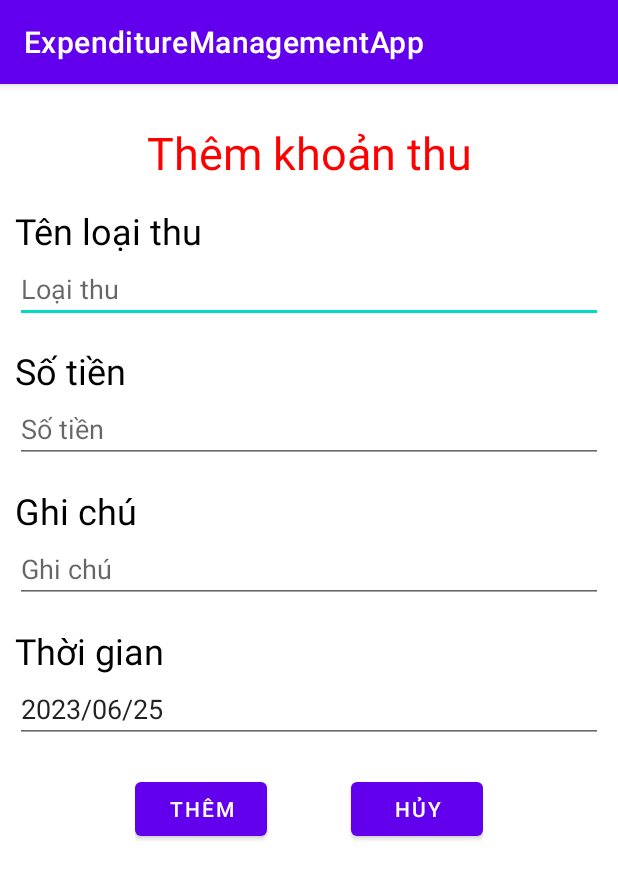
After one commit to cleverlyisme/ExpenditureManagementApp, an Android app: the AddRenevueActivity screen opened directly, with no data from a screen before it, on a phone screen of 412 x 824 dp. The commit adds this screen. Shown: the top 879 px of the screen. Run offline under Robolectric (Android 15) with nearby library versions, the phone set to English and light mode, and no system bars.

Commit message:
khoản thu

```diff
--- a/app/src/main/AndroidManifest.xml
+++ b/app/src/main/AndroidManifest.xml
@@ -13,6 +13,9 @@
         android:theme="@style/Theme.ExpenditureManagementApp"
         tools:targetApi="31">
         <activity
+            android:name=".ui.renevue.AddRenevueActivity"
+            android:exported="false" />
+        <activity
             android:name=".MainActivity"
             android:exported="true"
             android:label="@string/app_name"
--- a/app/src/main/java/com/example/expendituremanagementapp/model/RenevueType.java
+++ b/app/src/main/java/com/example/expendituremanagementapp/model/RenevueType.java
@@ -15,6 +15,10 @@ public class RenevueType {
 
     public RenevueType(int id, int userId, String name) {
         this.id = id;
+        this.userId = userId;
+        this.name = name;
+    }
+    public RenevueType(String name, int userId) {
         this.userId = userId;
         this.name = name;
     }
--- /dev/null
+++ b/app/src/main/java/com/example/expendituremanagementapp/ui/renevue/AddRenevueActivity.java
@@ -0,0 +1,127 @@
+package com.example.expendituremanagementapp.ui.renevue;
+
+import androidx.appcompat.app.AppCompatActivity;
+
+import android.app.DatePickerDialog;
+import android.database.Cursor;
+import android.os.Bundle;
+import android.view.View;
+import android.widget.ArrayAdapter;
+import android.widget.AutoCompleteTextView;
+import android.widget.Button;
+import android.widget.DatePicker;
+import android.widget.EditText;
+import android.widget.Toast;
+
+import com.example.expendituremanagementapp.R;
+import com.example.expendituremanagementapp.database.DatabaseHelper;
+import com.example.expendituremanagementapp.model.Renevue;
+
+import java.text.SimpleDateFormat;
+import java.time.LocalDate;
+import java.time.format.DateTimeFormatter;
+import java.util.ArrayList;
+import java.util.Arrays;
+import java.util.Calendar;
+import java.util.List;
+import java.util.Locale;
+
+public class AddRenevueActivity extends AppCompatActivity {
+    private DatabaseHelper database;
+    private AutoCompleteTextView auto_name;
+    private EditText edtPrice, edtNote, edtDate;
+    private Button btnAdd, btnCancel;
+
+    @Override
+    protected void onCreate(Bundle savedInstanceState) {
+        super.onCreate(savedInstanceState);
+        setContentView(R.layout.activity_add_renevue);
+
+        auto_name = findViewById(R.id.auto_renevue_add_name);
+        edtPrice = findViewById(R.id.edt_renevue_add_price);
+        edtNote = findViewById(R.id.edt_renevue_add_note);
+        edtDate = findViewById(R.id.edt_renevue_add_date);
+
+        btnAdd = findViewById(R.id.btn_renevue_add);
+        btnCancel = findViewById(R.id.btn_renevue_add_cancel);
+
+        database = new DatabaseHelper(this);
+        //Hiện tên
+        ArrayAdapter<String> adapter = new ArrayAdapter<String>(this, android.R.layout.simple_dropdown_item_1line, options());
+        auto_name.setAdapter(adapter);
+        auto_name.setOnClickListener(new View.OnClickListener() {
+            @Override
+            public void onClick(View v) {
+                auto_name.showDropDown();
+            }
+        });
+
+        //Hiện thời gian
+        final SimpleDateFormat inputDateFormat = new SimpleDateFormat("yyyy-MM-dd", Locale.getDefault());
+        final SimpleDateFormat outputDateFormat = new SimpleDateFormat("yyyy/MM/dd", Locale.getDefault());
+
+        final Calendar calendar = Calendar.getInstance();
+        int year = calendar.get(Calendar.YEAR);
+        int month = calendar.get(Calendar.MONTH);
+        int day = calendar.get(Calendar.DAY_OF_MONTH);
+
+        LocalDate currentDate = LocalDate.now();
+        edtDate.setText(currentDate.format(DateTimeFormatter.ofPattern("yyyy/MM/dd")));
+        DatePickerDialog datePickerDialog = new DatePickerDialog(this, new DatePickerDialog.OnDateSetListener() {
+            @Override
+            public void onDateSet(DatePicker view, int year, int monthOfYear, int dayOfMonth) {
+                // Xử lý ngày được chọn
+                Calendar selectedCalendar = Calendar.getInstance();
+                selectedCalendar.set(year, monthOfYear, dayOfMonth);
+
+                // Hiển thị giá trị ngày được chọn trên EditText
+                edtDate.setText(inputDateFormat.format(selectedCalendar.getTime()));
+            }
+        }, year, month, day);
+
+        edtDate.setOnClickListener(new View.OnClickListener() {
+            @Override
+            public void onClick(View v) {
+                datePickerDialog.show();
+            }
+        });
+
+        btnAdd.setOnClickListener(new View.OnClickListener() {
+            @Override
+            public void onClick(View v) {
+//                Toast.makeText(AddRenevueActivity.this, "Xin chao", Toast.LENGTH_SHORT).show();
+                String name = auto_name.getText().toString().trim();
+                String note = edtNote.getText().toString().trim();
+                String date = edtDate.getText().toString().trim();
+                if(name.isEmpty() || edtPrice.getText().toString().trim().isEmpty()){
+                    Toast.makeText(AddRenevueActivity.this, "Bạn phải nhập đầy đủ dữ liệu!", Toast.LENGTH_SHORT).show();
+                }
+                else{
+                    float price = Float.parseFloat(edtPrice.getText().toString().trim());
+                    Renevue renevue = new Renevue(name, price, note, date, 2, 2);
+                    database.insert_Renevue(renevue);
+                    Toast.makeText(AddRenevueActivity.this, "Bạn đã thêm thành công!", Toast.LENGTH_SHORT).show();
+                    finish();
+                }
+            }
+        });
+
+        btnCancel.setOnClickListener(new View.OnClickListener() {
+            @Override
+            public void onClick(View v) {
+                finish();
+            }
+        });
+    }
+
+    private String[] options(){
+        String[] option = new String[0];
+        Cursor cursor = database.select("revenue_types");
+        while (cursor.moveToNext()){
+            String name = cursor.getString(1);
+            option = Arrays.copyOf(option, option.length + 1);
+            option[option.length -1] = name;
+        }
+        return option;
+    }
+}
--- a/app/src/main/java/com/example/expendituremanagementapp/ui/renevue/RenevueFragment.java
+++ b/app/src/main/java/com/example/expendituremanagementapp/ui/renevue/RenevueFragment.java
@@ -49,7 +49,7 @@ public class RenevueFragment extends Fragment {
             public void onConfigureTab(@NonNull TabLayout.Tab tab, int position) {
                 if (position  == 0){
                     tab.setText("Renevue Detail");
-                    tab.setIcon(R.drawable.ic_menu_camera);
+                    tab.setIcon(R.drawable.baseline_library_books_24);
                 }
                 else{
                     tab.setText("Renevue Type");
--- /dev/null
+++ b/app/src/main/res/drawable/baseline_library_books_24.xml
@@ -0,0 +1,5 @@
+<vector android:autoMirrored="true" android:height="24dp"
+    android:tint="#000000" android:viewportHeight="24"
+    android:viewportWidth="24" android:width="24dp" xmlns:android="http://schemas.android.com/apk/res/android">
+    <path android:fillColor="@android:color/white" android:pathData="M4,6L2,6v14c0,1.1 0.9,2 2,2h14v-2L4,20L4,6zM20,2L8,2c-1.1,0 -2,0.9 -2,2v12c0,1.1 0.9,2 2,2h12c1.1,0 2,-0.9 2,-2L22,4c0,-1.1 -0.9,-2 -2,-2zM19,11L9,11L9,9h10v2zM15,15L9,15v-2h6v2zM19,7L9,7L9,5h10v2z"/>
+</vector>
--- /dev/null
+++ b/app/src/main/res/drawable/baseline_refresh_24.xml
@@ -0,0 +1,5 @@
+<vector android:height="24dp" android:tint="#000000"
+    android:viewportHeight="24" android:viewportWidth="24"
+    android:width="24dp" xmlns:android="http://schemas.android.com/apk/res/android">
+    <path android:fillColor="@android:color/white" android:pathData="M17.65,6.35C16.2,4.9 14.21,4 12,4c-4.42,0 -7.99,3.58 -7.99,8s3.57,8 7.99,8c3.73,0 6.84,-2.55 7.73,-6h-2.08c-0.82,2.33 -3.04,4 -5.65,4 -3.31,0 -6,-2.69 -6,-6s2.69,-6 6,-6c1.66,0 3.14,0.69 4.22,1.78L13,11h7V4l-2.35,2.35z"/>
+</vector>
--- /dev/null
+++ b/app/src/main/res/layout/activity_add_renevue.xml
@@ -0,0 +1,93 @@
+<?xml version="1.0" encoding="utf-8"?>
+<LinearLayout xmlns:android="http://schemas.android.com/apk/res/android"
+    xmlns:app="http://schemas.android.com/apk/res-auto"
+    xmlns:tools="http://schemas.android.com/tools"
+    android:layout_width="match_parent"
+    android:layout_height="match_parent"
+    tools:context=".ui.renevue.AddRenevueActivity"
+    android:orientation="vertical"
+    android:paddingTop="20dp"
+    android:padding="10dp">
+    <TextView
+        android:layout_width="match_parent"
+        android:layout_height="wrap_content"
+        android:text="Thêm khoản thu"
+        android:textSize="30dp"
+        android:gravity="center"
+        android:textColor="#FF0000"
+        android:layout_marginTop="15dp"/>
+
+    <TextView
+        android:layout_width="match_parent"
+        android:layout_height="wrap_content"
+        android:text="Tên loại thu"
+        android:textSize="24dp"
+        android:textColor="#000"
+        android:layout_marginTop="15dp"/>
+    <AutoCompleteTextView
+        android:id="@+id/auto_renevue_add_name"
+        android:layout_width="match_parent"
+        android:layout_height="wrap_content"
+        android:inputType="none"
+        android:hint="Loại thu"/>
+    <TextView
+        android:layout_width="match_parent"
+        android:layout_height="wrap_content"
+        android:text="Số tiền"
+        android:textSize="24dp"
+        android:textColor="#000"
+        android:layout_marginTop="15dp"/>
+    <EditText
+        android:id="@+id/edt_renevue_add_price"
+        android:layout_width="match_parent"
+        android:layout_height="wrap_content"
+        android:hint="Số tiền"
+        android:inputType="number"/>
+    <TextView
+        android:layout_width="match_parent"
+        android:layout_height="wrap_content"
+        android:text="Ghi chú"
+        android:textSize="24dp"
+        android:textColor="#000"
+        android:layout_marginTop="15dp"/>
+    <EditText
+        android:id="@+id/edt_renevue_add_note"
+        android:layout_width="match_parent"
+        android:layout_height="wrap_content"
+        android:hint="Ghi chú"/>
+    <TextView
+        android:layout_width="match_parent"
+        android:layout_height="wrap_content"
+        android:text="Thời gian"
+        android:textSize="24dp"
+        android:textColor="#000"
+        android:layout_marginTop="15dp"/>
+    <EditText
+        android:id="@+id/edt_renevue_add_date"
+        android:layout_width="match_parent"
+        android:layout_height="wrap_content"
+        android:hint="Thời gian"
+        android:focusable="false"
+        android:clickable="true"
+        android:inputType="none"/>
+
+    <RelativeLayout
+        android:layout_width="match_parent"
+        android:layout_height="wrap_content"
+        android:orientation="horizontal"
+        android:paddingHorizontal="80dp"
+        android:layout_marginTop="20dp">
+        <Button
+            android:id="@+id/btn_renevue_add"
+            android:layout_width="wrap_content"
+            android:layout_height="wrap_content"
+            android:text="Thêm"/>
+        <Button
+            android:id="@+id/btn_renevue_add_cancel"
+            android:layout_width="wrap_content"
+            android:layout_height="wrap_content"
+            android:text="Hủy"
+            android:layout_alignParentEnd="true"/>
+    </RelativeLayout>
+
+</LinearLayout>
--- a/app/src/main/res/layout/dialog_renevue_type_add.xml
+++ b/app/src/main/res/layout/dialog_renevue_type_add.xml
@@ -34,7 +34,7 @@
             android:textSize="18sp"
             android:layout_margin="10dp"/>
         <Button
-            android:id="@+id/btn_renevue_type_add_canel"
+            android:id="@+id/btn_renevue_type_add_cancel"
             android:layout_width="0dp"
             android:layout_height="wrap_content"
             android:layout_weight="1"
--- a/app/src/main/res/layout/dialog_renevue_type_edit.xml
+++ b/app/src/main/res/layout/dialog_renevue_type_edit.xml
@@ -34,7 +34,7 @@
             android:textSize="18sp"
             android:layout_margin="10dp"/>
         <Button
-            android:id="@+id/btn_renevue_type_edit_canel"
+            android:id="@+id/btn_renevue_type_edit_cancel"
             android:layout_width="0dp"
             android:layout_height="wrap_content"
             android:layout_weight="1"
--- a/app/src/main/res/layout/renevue_type_item.xml
+++ b/app/src/main/res/layout/renevue_type_item.xml
@@ -4,6 +4,7 @@
     android:layout_width="match_parent"
     android:layout_height="wrap_content">
     <RelativeLayout
+        android:id="@+id/renevue_type_item_layout"
         android:layout_width="match_parent"
         android:layout_height="wrap_content"
         android:paddingStart="8dp"
```
Also changed, not shown: app/src/main/java/com/example/expendituremanagementapp/adapter/RenevueAdapter.java (+40 -10 lines), app/src/main/java/com/example/expendituremanagementapp/adapter/RenevueTypeAdapter.java (+13 -6 lines), app/src/main/java/com/example/expendituremanagementapp/database/DatabaseHelper.java (+37 -0 lines), app/src/main/java/com/example/expendituremanagementapp/model/Renevue.java (+12 -4 lines), app/src/main/java/com/example/expendituremanagementapp/ui/renevue/RenevueDetailFragment.java (+53 -15 lines), app/src/main/java/com/example/expendituremanagementapp/ui/renevue/RenevueDetailViewModel.java (+12 -0 lines), app/src/main/java/com/example/expendituremanagementapp/ui/renevue/RenevueTypeFragment.java (+22 -23 lines), app/src/main/res/layout/fragment_renevue_detail.xml (+26 -4 lines), app/src/main/res/layout/renevue_detail_item.xml (+15 -25 lines).
